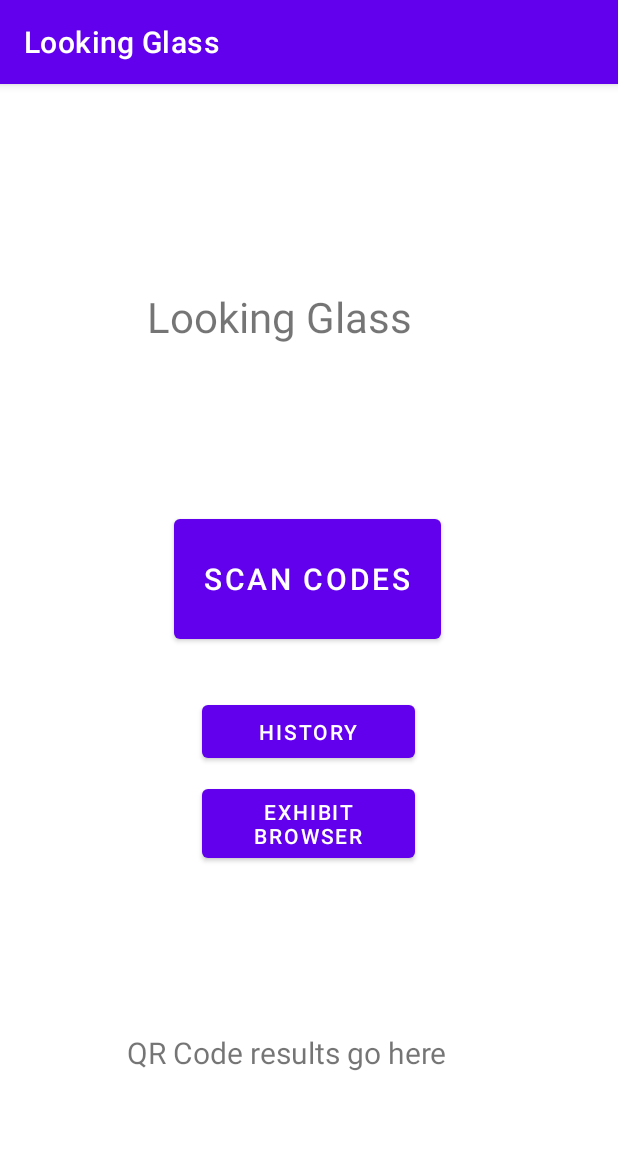
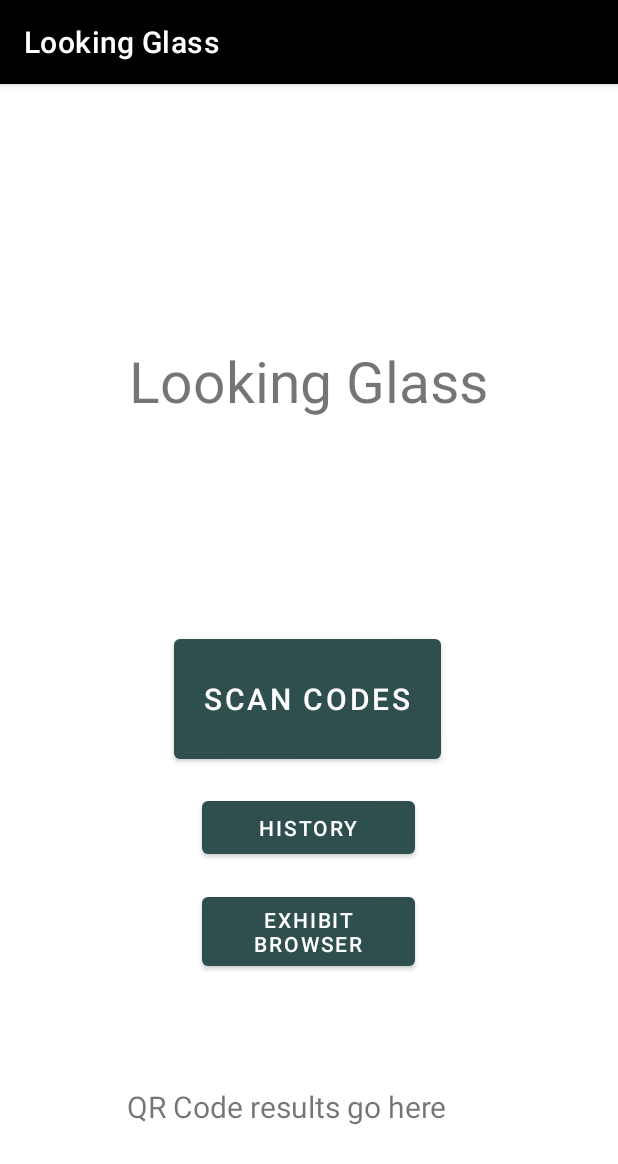
Before and after one commit to embron/LookingGlass, an Android app: the screen it shows after launch (MainActivity), on a phone screen of 412 x 824 dp. Shown: the top 1164 px of the screen. Run offline under Robolectric (Android 15) with nearby library versions, the light colour scheme and no system bars; libraries missing offline, so code that uses them is left out: com.google.zxing.integration.

Commit message:
heyo
heyooooo

```diff
--- a/app/src/main/res/layout/activity_main.xml
+++ b/app/src/main/res/layout/activity_main.xml
@@ -6,7 +6,12 @@
     android:layout_height="match_parent"
     tools:context=".MainActivity">
 
-##posts the QR value in a text box for the user
+    ##posts the QR value in a text box for the user
+
+    ## Scanner button
+
+    ## History tab button
+
     <TextView
         android:id="@+id/QRRES"
         android:layout_width="242dp"
@@ -20,54 +25,63 @@
         app:layout_constraintLeft_toLeftOf="parent"
         app:layout_constraintRight_toRightOf="parent"
         app:layout_constraintTop_toTopOf="parent"
-        app:layout_constraintVertical_bias="0.899" />
-## Scanner button
+        app:layout_constraintVertical_bias="0.951" />
+
+    ##Exhibit browser tab (?) button
+
+    ## literally just the title needs to be fancier later, or not doesn't matter towards the end
+    goal really
+
     <Button
         android:id="@+id/button"
         android:layout_width="178dp"
         android:layout_height="92dp"
-        android:layout_marginTop="284dp"
+        android:layout_marginTop="364dp"
         android:onClick="Scanbutton"
         android:text="Scan Codes"
         android:textSize="20sp"
-        app:layout_constraintEnd_toEndOf="parent"
-        app:layout_constraintHorizontal_bias="0.497"
-        app:layout_constraintStart_toStartOf="parent"
-        app:layout_constraintTop_toTopOf="parent" />
-## History tab button
-    <Button
-        android:id="@+id/Histbutton"
-        android:layout_width="142dp"
-        android:layout_height="47dp"
-        android:layout_marginTop="408dp"
-        android:text="History"
-        app:layout_constraintEnd_toEndOf="parent"
-        app:layout_constraintHorizontal_bias="0.498"
-        app:layout_constraintStart_toStartOf="parent"
-        app:layout_constraintTop_toTopOf="parent" />
-##Exhibit browser tab (?) button
-    <Button
-        android:id="@+id/Exhibbutton"
-        android:layout_width="142dp"
-        android:layout_height="58dp"
-        android:layout_marginTop="464dp"
-        android:text="@string/exhibit_browser"
-        app:layout_constraintEnd_toEndOf="parent"
-        app:layout_constraintHorizontal_bias="0.498"
-        app:layout_constraintStart_toStartOf="parent"
-        app:layout_constraintTop_toTopOf="parent" />
-## literally just the title needs to be fancier later, or not doesn't matter towards the end goal really
-
-    <TextView
-        android:id="@+id/textView"
-        android:layout_width="215dp"
-        android:layout_height="62dp"
-        android:layout_marginTop="136dp"
-        android:text="@string/looking_glass"
-        android:textSize="28sp"
+        android:theme="@style/Button.Gray"
         app:layout_constraintEnd_toEndOf="parent"
         app:layout_constraintHorizontal_bias="0.497"
         app:layout_constraintStart_toStartOf="parent"
         app:layout_constraintTop_toTopOf="parent" />
 
+    <Button
+        android:id="@+id/Histbutton"
+        android:layout_width="142dp"
+        android:layout_height="47dp"
+        android:layout_marginTop="472dp"
+        android:text="History"
+        android:theme="@style/Button.Gray"
+        app:layout_constraintEnd_toEndOf="parent"
+        app:layout_constraintHorizontal_bias="0.498"
+        app:layout_constraintStart_toStartOf="parent"
+        app:layout_constraintTop_toTopOf="parent" />
+
+    <Button
+        android:id="@+id/Exhibbutton"
+        android:layout_width="142dp"
+        android:layout_height="58dp"
+        android:layout_marginTop="536dp"
+        android:text="@string/exhibit_browser"
+        android:theme="@style/Button.Gray"
+        app:layout_constraintEnd_toEndOf="parent"
+        app:layout_constraintHorizontal_bias="0.498"
+        app:layout_constraintStart_toStartOf="parent"
+        app:layout_constraintTop_toTopOf="parent" />
+
+    <TextView
+        android:id="@+id/textView"
+        android:layout_width="338dp"
+        android:layout_height="75dp"
+        android:layout_marginTop="160dp"
+        android:gravity="center"
+        android:text="@string/looking_glass"
+        android:textSize="38sp"
+        android:theme="@style/Text.Black"
+        app:layout_constraintEnd_toEndOf="parent"
+        app:layout_constraintHorizontal_bias="0.493"
+        app:layout_constraintStart_toStartOf="parent"
+        app:layout_constraintTop_toTopOf="parent" />
+
 </androidx.constraintlayout.widget.ConstraintLayout>
--- a/app/src/main/res/values/colors.xml
+++ b/app/src/main/res/values/colors.xml
@@ -7,4 +7,6 @@
     <color name="teal_700">#FF018786</color>
     <color name="black">#FF000000</color>
     <color name="white">#FFFFFFFF</color>
+    <color name="slate_gray">#2f4f4f</color>
+    <color name="gray">#bebebe</color>
 </resources>
--- a/app/src/main/res/values/themes.xml
+++ b/app/src/main/res/values/themes.xml
@@ -2,8 +2,8 @@
     <!-- Base application theme. -->
     <style name="Theme.LookingGlass" parent="Theme.MaterialComponents.DayNight.DarkActionBar">
         <!-- Primary brand color. -->
-        <item name="colorPrimary">@color/purple_500</item>
-        <item name="colorPrimaryVariant">@color/purple_700</item>
+        <item name="colorPrimary">@color/black</item>
+        <item name="colorPrimaryVariant">@color/slate_gray</item>
         <item name="colorOnPrimary">@color/white</item>
         <!-- Secondary brand color. -->
         <item name="colorSecondary">@color/teal_200</item>
@@ -12,6 +12,19 @@
         <!-- Status bar color. -->
         <item name="android:statusBarColor" tools:targetApi="l">?attr/colorPrimaryVariant</item>
         <!-- Customize your theme here. -->
+
+    </style>
+
+    <style name="Button.Gray" parent="ThemeOverlay.AppCompat">
+        <item name="colorPrimary">@color/slate_gray</item>
+        <item name="colorPrimaryVariant">@color/slate_gray</item>
+        <item name="colorOnPrimary">@color/white</item>
+    </style>
+
+    <style name="Text.Black" parent="ThemeOverlay.AppCompat">
+        <item name="colorPrimary">@color/black</item>
+        <item name="colorPrimaryVariant">@color/black</item>
+        <item name="colorOnPrimary">@color/white</item>
     </style>
 
     <style name="Theme.LookingGlass.NoActionBar">
```
